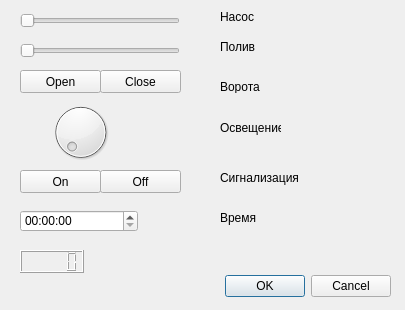
Before: the Qt Designer form Py/ui/ui.ui in Rex0895/Git, drawn with Qt 5.
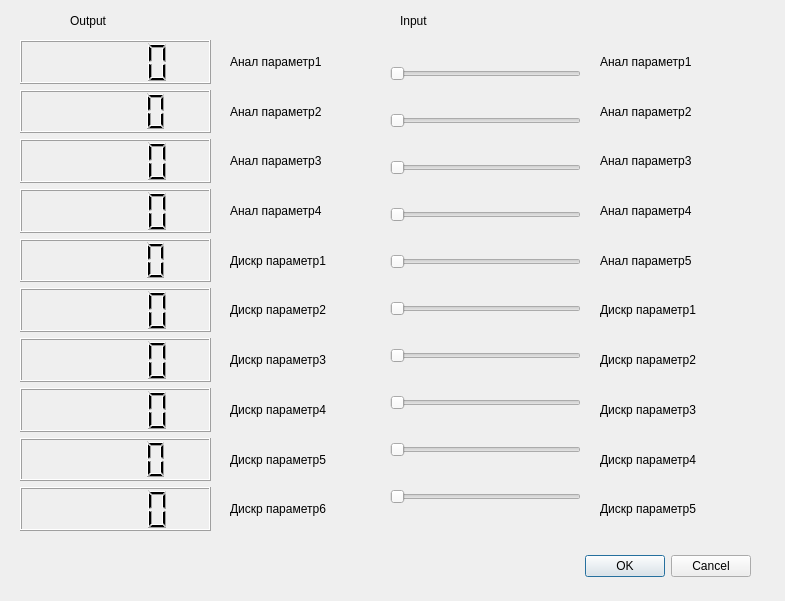
After: the same form once the commit is applied.

```diff
--- a/Py/ui/ui.ui
+++ b/Py/ui/ui.ui
@@ -6,8 +6,8 @@
    <rect>
     <x>0</x>
     <y>0</y>
-    <width>405</width>
-    <height>310</height>
+    <width>785</width>
+    <height>601</height>
    </rect>
   </property>
   <property name="windowTitle">
@@ -16,8 +16,8 @@
   <widget class="QDialogButtonBox" name="buttonBox">
    <property name="geometry">
     <rect>
-     <x>50</x>
-     <y>270</y>
+     <x>410</x>
+     <y>550</y>
      <width>341</width>
      <height>32</height>
     </rect>
@@ -29,197 +29,319 @@
     <set>QDialogButtonBox::Cancel|QDialogButtonBox::Ok</set>
    </property>
   </widget>
-  <widget class="QDial" name="Light">
-   <property name="geometry">
-    <rect>
-     <x>20</x>
-     <y>100</y>
-     <width>121</width>
-     <height>64</height>
-    </rect>
-   </property>
-  </widget>
   <widget class="QLabel" name="label">
    <property name="geometry">
     <rect>
-     <x>220</x>
+     <x>70</x>
      <y>10</y>
-     <width>47</width>
-     <height>13</height>
+     <width>41</width>
+     <height>21</height>
     </rect>
    </property>
    <property name="text">
-    <string>Насос</string>
+    <string>Output</string>
    </property>
   </widget>
-  <widget class="QSlider" name="Poliv">
+  <widget class="QLabel" name="label_12">
    <property name="geometry">
     <rect>
-     <x>20</x>
-     <y>40</y>
-     <width>160</width>
-     <height>22</height>
+     <x>400</x>
+     <y>10</y>
+     <width>41</width>
+     <height>21</height>
     </rect>
    </property>
-   <property name="orientation">
-    <enum>Qt::Horizontal</enum>
-   </property>
-  </widget>
-  <widget class="QLabel" name="label_4">
-   <property name="geometry">
-    <rect>
-     <x>220</x>
-     <y>80</y>
-     <width>47</width>
-     <height>13</height>
-    </rect>
-   </property>
    <property name="text">
-    <string>Ворота</string>
+    <string>Input</string>
    </property>
   </widget>
-  <widget class="QLabel" name="label_3">
+  <widget class="QWidget" name="">
    <property name="geometry">
     <rect>
-     <x>220</x>
+     <x>20</x>
      <y>40</y>
-     <width>47</width>
-     <height>13</height>
+     <width>191</width>
+     <height>491</height>
     </rect>
    </property>
-   <property name="text">
-    <string>Полив</string>
-   </property>
+   <layout class="QVBoxLayout" name="verticalLayout">
+    <item>
+     <widget class="QLCDNumber" name="lcdNumber_2"/>
+    </item>
+    <item>
+     <widget class="QLCDNumber" name="lcdNumber"/>
+    </item>
+    <item>
+     <widget class="QLCDNumber" name="lcdNumber_10"/>
+    </item>
+    <item>
+     <widget class="QLCDNumber" name="lcdNumber_7"/>
+    </item>
+    <item>
+     <widget class="QLCDNumber" name="lcdNumber_4"/>
+    </item>
+    <item>
+     <widget class="QLCDNumber" name="lcdNumber_3"/>
+    </item>
+    <item>
+     <widget class="QLCDNumber" name="lcdNumber_6"/>
+    </item>
+    <item>
+     <widget class="QLCDNumber" name="lcdNumber_8"/>
+    </item>
+    <item>
+     <widget class="QLCDNumber" name="lcdNumber_9"/>
+    </item>
+    <item>
+     <widget class="QLCDNumber" name="lcdNumber_5"/>
+    </item>
+   </layout>
   </widget>
-  <widget class="QLabel" name="label_5">
+  <widget class="QWidget" name="">
    <property name="geometry">
     <rect>
-     <x>220</x>
-     <y>120</y>
-     <width>61</width>
-     <height>16</height>
+     <x>600</x>
+     <y>40</y>
+     <width>141</width>
+     <height>491</height>
     </rect>
    </property>
-   <property name="text">
-    <string>Освещение</string>
-   </property>
+   <layout class="QVBoxLayout" name="verticalLayout_2">
+    <item>
+     <widget class="QLabel" name="label_22">
+      <property name="text">
+       <string>Анал параметр1</string>
+      </property>
+     </widget>
+    </item>
+    <item>
+     <widget class="QLabel" name="label_15">
+      <property name="text">
+       <string>Анал параметр2</string>
+      </property>
+     </widget>
+    </item>
+    <item>
+     <widget class="QLabel" name="label_21">
+      <property name="text">
+       <string>Анал параметр3</string>
+      </property>
+     </widget>
+    </item>
+    <item>
+     <widget class="QLabel" name="label_18">
+      <property name="text">
+       <string>Анал параметр4</string>
+      </property>
+     </widget>
+    </item>
+    <item>
+     <widget class="QLabel" name="label_13">
+      <property name="text">
+       <string>Анал параметр5</string>
+      </property>
+     </widget>
+    </item>
+    <item>
+     <widget class="QLabel" name="label_20">
+      <property name="text">
+       <string>Дискр параметр1</string>
+      </property>
+     </widget>
+    </item>
+    <item>
+     <widget class="QLabel" name="label_16">
+      <property name="text">
+       <string>Дискр параметр2</string>
+      </property>
+     </widget>
+    </item>
+    <item>
+     <widget class="QLabel" name="label_14">
+      <property name="text">
+       <string>Дискр параметр3</string>
+      </property>
+     </widget>
+    </item>
+    <item>
+     <widget class="QLabel" name="label_19">
+      <property name="text">
+       <string>Дискр параметр4</string>
+      </property>
+     </widget>
+    </item>
+    <item>
+     <widget class="QLabel" name="label_17">
+      <property name="text">
+       <string>Дискр параметр5</string>
+      </property>
+     </widget>
+    </item>
+   </layout>
   </widget>
-  <widget class="QPushButton" name="Close">
+  <widget class="QWidget" name="">
    <property name="geometry">
     <rect>
-     <x>100</x>
-     <y>70</y>
-     <width>81</width>
-     <height>23</height>
+     <x>230</x>
+     <y>40</y>
+     <width>111</width>
+     <height>491</height>
     </rect>
    </property>
-   <property name="text">
-    <string>Close</string>
-   </property>
+   <layout class="QVBoxLayout" name="verticalLayout_3">
+    <item>
+     <widget class="QLabel" name="label_2">
+      <property name="text">
+       <string>Анал параметр1</string>
+      </property>
+     </widget>
+    </item>
+    <item>
+     <widget class="QLabel" name="label_3">
+      <property name="text">
+       <string>Анал параметр2</string>
+      </property>
+     </widget>
+    </item>
+    <item>
+     <widget class="QLabel" name="label_4">
+      <property name="text">
+       <string>Анал параметр3</string>
+      </property>
+     </widget>
+    </item>
+    <item>
+     <widget class="QLabel" name="label_5">
+      <property name="text">
+       <string>Анал параметр4</string>
+      </property>
+     </widget>
+    </item>
+    <item>
+     <widget class="QLabel" name="label_6">
+      <property name="text">
+       <string>Дискр параметр1</string>
+      </property>
+     </widget>
+    </item>
+    <item>
+     <widget class="QLabel" name="label_7">
+      <property name="text">
+       <string>Дискр параметр2</string>
+      </property>
+     </widget>
+    </item>
+    <item>
+     <widget class="QLabel" name="label_8">
+      <property name="text">
+       <string>Дискр параметр3</string>
+      </property>
+     </widget>
+    </item>
+    <item>
+     <widget class="QLabel" name="label_9">
+      <property name="text">
+       <string>Дискр параметр4</string>
+      </property>
+     </widget>
+    </item>
+    <item>
+     <widget class="QLabel" name="label_10">
+      <property name="text">
+       <string>Дискр параметр5</string>
+      </property>
+     </widget>
+    </item>
+    <item>
+     <widget class="QLabel" name="label_11">
+      <property name="text">
+       <string>Дискр параметр6</string>
+      </property>
+     </widget>
+    </item>
+   </layout>
   </widget>
-  <widget class="QPushButton" name="Open">
+  <widget class="QWidget" name="">
    <property name="geometry">
     <rect>
-     <x>20</x>
-     <y>70</y>
-     <width>81</width>
-     <height>23</height>
+     <x>390</x>
+     <y>40</y>
+     <width>191</width>
+     <height>491</height>
     </rect>
    </property>
-   <property name="text">
-    <string>Open</string>
-   </property>
-  </widget>
-  <widget class="QSlider" name="Nasos">
-   <property name="geometry">
-    <rect>
-     <x>20</x>
-     <y>10</y>
-     <width>160</width>
-     <height>22</height>
-    </rect>
-   </property>
-   <property name="orientation">
-    <enum>Qt::Horizontal</enum>
-   </property>
-  </widget>
-  <widget class="QPushButton" name="On">
-   <property name="geometry">
-    <rect>
-     <x>20</x>
-     <y>170</y>
-     <width>81</width>
-     <height>23</height>
-    </rect>
-   </property>
-   <property name="text">
-    <string>On</string>
-   </property>
-  </widget>
-  <widget class="QPushButton" name="Off">
-   <property name="geometry">
-    <rect>
-     <x>100</x>
-     <y>170</y>
-     <width>81</width>
-     <height>23</height>
-    </rect>
-   </property>
-   <property name="text">
-    <string>Off</string>
-   </property>
-  </widget>
-  <widget class="QLabel" name="label_6">
-   <property name="geometry">
-    <rect>
-     <x>220</x>
-     <y>170</y>
-     <width>81</width>
-     <height>16</height>
-    </rect>
-   </property>
-   <property name="frameShape">
-    <enum>QFrame::NoFrame</enum>
-   </property>
-   <property name="text">
-    <string>Сигнализация</string>
-   </property>
-  </widget>
-  <widget class="QTimeEdit" name="timeEdit">
-   <property name="geometry">
-    <rect>
-     <x>20</x>
-     <y>210</y>
-     <width>118</width>
-     <height>22</height>
-    </rect>
-   </property>
-  </widget>
-  <widget class="QLabel" name="label_7">
-   <property name="geometry">
-    <rect>
-     <x>220</x>
-     <y>210</y>
-     <width>81</width>
-     <height>16</height>
-    </rect>
-   </property>
-   <property name="frameShape">
-    <enum>QFrame::NoFrame</enum>
-   </property>
-   <property name="text">
-    <string>Время</string>
-   </property>
-  </widget>
-  <widget class="QLCDNumber" name="lcdNumber">
-   <property name="geometry">
-    <rect>
-     <x>20</x>
-     <y>250</y>
-     <width>64</width>
-     <height>23</height>
-    </rect>
-   </property>
+   <layout class="QVBoxLayout" name="verticalLayout_4">
+    <item>
+     <widget class="QSlider" name="horizontalSlider_5">
+      <property name="orientation">
+       <enum>Qt::Horizontal</enum>
+      </property>
+     </widget>
+    </item>
+    <item>
+     <widget class="QSlider" name="horizontalSlider_6">
+      <property name="orientation">
+       <enum>Qt::Horizontal</enum>
+      </property>
+     </widget>
+    </item>
+    <item>
+     <widget class="QSlider" name="horizontalSlider">
+      <property name="orientation">
+       <enum>Qt::Horizontal</enum>
+      </property>
+     </widget>
+    </item>
+    <item>
+     <widget class="QSlider" name="horizontalSlider_2">
+      <property name="orientation">
+       <enum>Qt::Horizontal</enum>
+      </property>
+     </widget>
+    </item>
+    <item>
+     <widget class="QSlider" name="horizontalSlider_3">
+      <property name="orientation">
+       <enum>Qt::Horizontal</enum>
+      </property>
+     </widget>
+    </item>
+    <item>
+     <widget class="QSlider" name="horizontalSlider_4">
+      <property name="orientation">
+       <enum>Qt::Horizontal</enum>
+      </property>
+     </widget>
+    </item>
+    <item>
+     <widget class="QSlider" name="horizontalSlider_7">
+      <property name="orientation">
+       <enum>Qt::Horizontal</enum>
+      </property>
+     </widget>
+    </item>
+    <item>
+     <widget class="QSlider" name="horizontalSlider_8">
+      <property name="orientation">
+       <enum>Qt::Horizontal</enum>
+      </property>
+     </widget>
+    </item>
+    <item>
+     <widget class="QSlider" name="horizontalSlider_9">
+      <property name="orientation">
+       <enum>Qt::Horizontal</enum>
+      </property>
+     </widget>
+    </item>
+    <item>
+     <widget class="QSlider" name="horizontalSlider_10">
+      <property name="orientation">
+       <enum>Qt::Horizontal</enum>
+      </property>
+     </widget>
+    </item>
+   </layout>
   </widget>
  </widget>
  <resources/>
```
